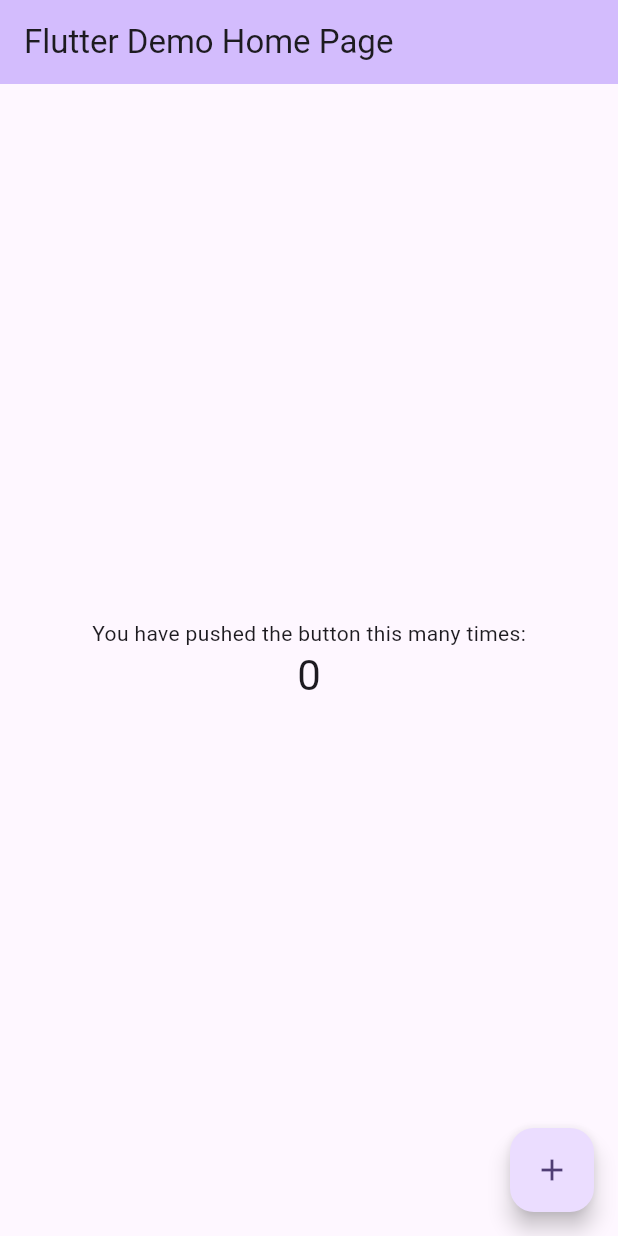
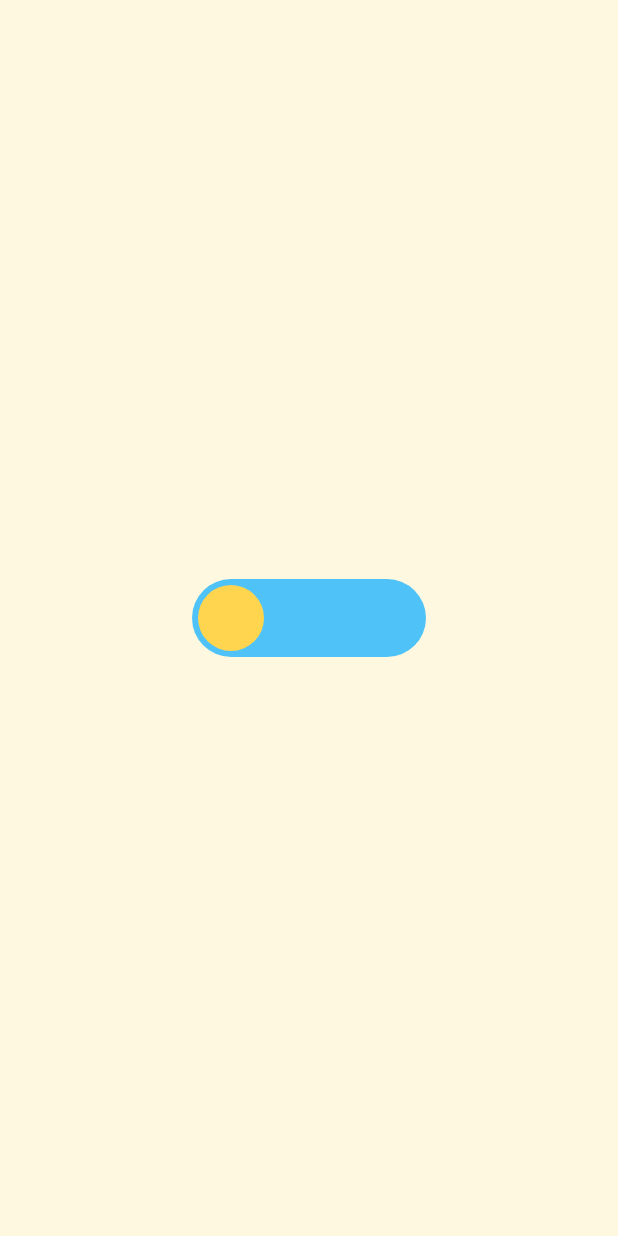
Before and after one commit to kaoru093/payphone_meme_button_flutter, a Flutter app: the screen it shows after launch, on a phone screen of 412 x 824 dp. Run offline on Flutter 3.47's test engine with Material 3 defaults, Android fonts, the phone set to English and light mode, and no system bars.

Commit message:
update raw button

```diff
--- a/lib/main.dart
+++ b/lib/main.dart
@@ -12,6 +12,7 @@ class MyApp extends StatelessWidget {
   Widget build(BuildContext context) {
     return MaterialApp(
       title: 'Flutter Demo',
+      debugShowCheckedModeBanner: false,
       theme: ThemeData(
         // This is the theme of your application.
         //
@@ -54,18 +55,26 @@ class MyHomePage extends StatefulWidget {
   State<MyHomePage> createState() => _MyHomePageState();
 }
 
-class _MyHomePageState extends State<MyHomePage> {
-  int _counter = 0;
+class _MyHomePageState extends State<MyHomePage> with TickerProviderStateMixin {
+  late AnimationController _animationController;
+  static const containerHeight = 52.0;
+  static const buttonSize = 44.0;
 
-  void _incrementCounter() {
-    setState(() {
-      // This call to setState tells the Flutter framework that something has
-      // changed in this State, which causes it to rerun the build method below
-      // so that the display can reflect the updated values. If we changed
-      // _counter without calling setState(), then the build method would not be
-      // called again, and so nothing would appear to happen.
-      _counter++;
-    });
+  static final lightBGColor = Colors.lightBlue.shade300;
+  static final lightButtonColor = Colors.amber.shade300;
+  static const lightButtonDecorItems = Colors.transparent;
+
+  static final darkBGColor = Colors.blueGrey.shade900;
+  static final darkButtonColor = Colors.grey.shade200;
+  static final darkButtonDecorItems = Colors.grey.shade700;
+
+  @override
+  void initState() {
+    _animationController = AnimationController(
+      vsync: this,
+      duration: const Duration(seconds: 5),
+    );
+    super.initState();
   }
 
   @override
@@ -77,49 +86,54 @@ class _MyHomePageState extends State<MyHomePage> {
     // fast, so that you can just rebuild anything that needs updating rather
     // than having to individually change instances of widgets.
     return Scaffold(
-      appBar: AppBar(
-        // TRY THIS: Try changing the color here to a specific color (to
-        // Colors.amber, perhaps?) and trigger a hot reload to see the AppBar
-        // change color while the other colors stay the same.
-        backgroundColor: Theme.of(context).colorScheme.inversePrimary,
-        // Here we take the value from the MyHomePage object that was created by
-        // the App.build method, and use it to set our appbar title.
-        title: Text(widget.title),
+      backgroundColor: Colors.amber.shade50,
+      body: Center(
+        child: AnimatedBuilder(
+          animation: _animationController,
+          builder: (context, child) {
+            return InkWell(
+              overlayColor: MaterialStateProperty.all(Colors.transparent),
+              onTap: () {
+                if (_animationController.status == AnimationStatus.completed) {
+                  _animationController.reverse();
+                } else {
+                  _animationController.forward();
+                }
+              },
+              child: Stack(
+                children: [
+                  Container(
+                    height: containerHeight,
+                    width: containerHeight * 3,
+                    decoration: BoxDecoration(
+                      color: ColorTween(
+                        begin: lightBGColor,
+                        end: darkBGColor,
+                      ).evaluate(_animationController),
+                      borderRadius: BorderRadius.circular(containerHeight / 2),
+                    ),
+                  ),
+                  Positioned(
+                    left: 4 + (_animationController.value * (containerHeight * 3 - buttonSize - 8)),
+                    top: 4,
+                    bottom: 4,
+                    child: Container(
+                      width: buttonSize,
+                      decoration: BoxDecoration(
+                        color: ColorTween(
+                          begin: lightButtonColor,
+                          end: darkButtonColor,
+                        ).evaluate(_animationController),
+                        borderRadius: BorderRadius.circular(containerHeight / 2),
+                      ),
+                    ),
+                  ),
+                ],
+              ),
+            );
+          },
+        )
       ),
-      body: Center(
-        // Center is a layout widget. It takes a single child and positions it
-        // in the middle of the parent.
-        child: Column(
-          // Column is also a layout widget. It takes a list of children and
-          // arranges them vertically. By default, it sizes itself to fit its
-          // children horizontally, and tries to be as tall as its parent.
-          //
-          // Column has various properties to control how it sizes itself and
-          // how it positions its children. Here we use mainAxisAlignment to
-          // center the children vertically; the main axis here is the vertical
-          // axis because Columns are vertical (the cross axis would be
-          // horizontal).
-          //
-          // TRY THIS: Invoke "debug painting" (choose the "Toggle Debug Paint"
-          // action in the IDE, or press "p" in the console), to see the
-          // wireframe for each widget.
-          mainAxisAlignment: MainAxisAlignment.center,
-          children: <Widget>[
-            const Text(
-              'You have pushed the button this many times:',
-            ),
-            Text(
-              '$_counter',
-              style: Theme.of(context).textTheme.headlineMedium,
-            ),
-          ],
-        ),
-      ),
-      floatingActionButton: FloatingActionButton(
-        onPressed: _incrementCounter,
-        tooltip: 'Increment',
-        child: const Icon(Icons.add),
-      ), // This trailing comma makes auto-formatting nicer for build methods.
     );
   }
 }
```
